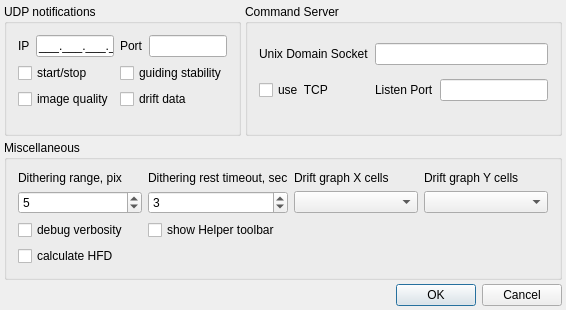
Qt form lin_guider/ui/settings.ui (rumengb/lin_guider) before a commit.
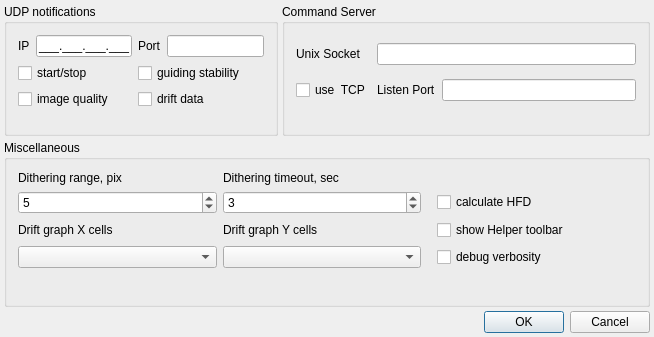
The same form after that commit.

Commit message: manin window geomrty fix, setup UI rearrange

```diff
--- a/lin_guider/ui/settings.ui
+++ b/lin_guider/ui/settings.ui
@@ -6,8 +6,8 @@
    <rect>
     <x>0</x>
     <y>0</y>
-    <width>528</width>
-    <height>305</height>
+    <width>654</width>
+    <height>337</height>
    </rect>
   </property>
   <property name="minimumSize">
@@ -26,12 +26,52 @@
    <string>settings</string>
   </property>
   <layout class="QGridLayout" name="gridLayout">
-   <property name="margin">
+   <property name="leftMargin">
+    <number>4</number>
+   </property>
+   <property name="topMargin">
+    <number>4</number>
+   </property>
+   <property name="rightMargin">
+    <number>4</number>
+   </property>
+   <property name="bottomMargin">
     <number>4</number>
    </property>
    <property name="spacing">
     <number>4</number>
    </property>
+   <item row="3" column="0" colspan="3">
+    <layout class="QHBoxLayout" name="horizontalLayout_2">
+     <item>
+      <spacer name="horizontalSpacer">
+       <property name="orientation">
+        <enum>Qt::Horizontal</enum>
+       </property>
+       <property name="sizeHint" stdset="0">
+        <size>
+         <width>221</width>
+         <height>20</height>
+        </size>
+       </property>
+      </spacer>
+     </item>
+     <item>
+      <widget class="QPushButton" name="pushButton_OK">
+       <property name="text">
+        <string>OK</string>
+       </property>
+      </widget>
+     </item>
+     <item>
+      <widget class="QPushButton" name="pushButton_Cancel">
+       <property name="text">
+        <string>Cancel</string>
+       </property>
+      </widget>
+     </item>
+    </layout>
+   </item>
    <item row="0" column="0" colspan="2">
     <widget class="QGroupBox" name="groupBox_UDPNotifications">
      <property name="title">
@@ -54,7 +94,7 @@
       <item row="0" column="3">
        <widget class="QLineEdit" name="lineEdit_Port">
         <property name="inputMask">
-         <string>00000; </string>
+         <string>00000</string>
         </property>
        </widget>
       </item>
@@ -79,20 +119,6 @@
         </property>
        </widget>
       </item>
-      <item row="0" column="1">
-       <widget class="QLineEdit" name="lineEdit_IP">
-        <property name="inputMask">
-         <string>000.000.000.000;_</string>
-        </property>
-       </widget>
-      </item>
-      <item row="0" column="2">
-       <widget class="QLabel" name="l_2">
-        <property name="text">
-         <string>Port</string>
-        </property>
-       </widget>
-      </item>
       <item row="2" column="0" colspan="2">
        <widget class="QCheckBox" name="checkBox_StartStop">
         <property name="text">
@@ -100,7 +126,21 @@
         </property>
        </widget>
       </item>
-      <item row="5" column="0" colspan="4">
+      <item row="0" column="2">
+       <widget class="QLabel" name="l_2">
+        <property name="text">
+         <string>Port</string>
+        </property>
+       </widget>
+      </item>
+      <item row="0" column="1">
+       <widget class="QLineEdit" name="lineEdit_IP">
+        <property name="inputMask">
+         <string>000.000.000.000;_</string>
+        </property>
+       </widget>
+      </item>
+      <item row="5" column="0" colspan="3">
        <spacer name="verticalSpacer">
         <property name="orientation">
          <enum>Qt::Vertical</enum>
@@ -137,28 +177,7 @@
       <bool>false</bool>
      </property>
      <layout class="QGridLayout" name="gridLayout_5">
-      <item row="1" column="0">
-       <widget class="QCheckBox" name="checkBox_useTCP">
-        <property name="text">
-         <string>use  TCP</string>
-        </property>
-       </widget>
-      </item>
-      <item row="1" column="2">
-       <widget class="QLineEdit" name="lineEdit_TCPPort">
-        <property name="inputMask">
-         <string>00000; </string>
-        </property>
-       </widget>
-      </item>
-      <item row="1" column="1">
-       <widget class="QLabel" name="l_lport">
-        <property name="text">
-         <string>Listen Port</string>
-        </property>
-       </widget>
-      </item>
-      <item row="0" column="1" colspan="2">
+      <item row="0" column="3" colspan="2">
        <widget class="QLineEdit" name="lineEdit_lsocket">
         <property name="inputMask">
          <string/>
@@ -168,14 +187,35 @@
         </property>
        </widget>
       </item>
+      <item row="4" column="0">
+       <widget class="QCheckBox" name="checkBox_useTCP">
+        <property name="text">
+         <string>use  TCP</string>
+        </property>
+       </widget>
+      </item>
       <item row="0" column="0">
        <widget class="QLabel" name="l_lsocket">
         <property name="text">
-         <string>Unix Domain Socket</string>
+         <string>Unix Socket</string>
         </property>
        </widget>
       </item>
-      <item row="2" column="0" colspan="3">
+      <item row="4" column="3">
+       <widget class="QLabel" name="l_lport">
+        <property name="text">
+         <string>Listen Port</string>
+        </property>
+       </widget>
+      </item>
+      <item row="4" column="4">
+       <widget class="QLineEdit" name="lineEdit_TCPPort">
+        <property name="inputMask">
+         <string>00000</string>
+        </property>
+       </widget>
+      </item>
+      <item row="12" column="0">
        <spacer name="verticalSpacer_2">
         <property name="orientation">
          <enum>Qt::Vertical</enum>
@@ -194,50 +234,22 @@
      </layout>
     </widget>
    </item>
-   <item row="3" column="0" colspan="3">
-    <layout class="QHBoxLayout" name="horizontalLayout_2">
-     <item>
-      <spacer name="horizontalSpacer">
-       <property name="orientation">
-        <enum>Qt::Horizontal</enum>
-       </property>
-       <property name="sizeHint" stdset="0">
-        <size>
-         <width>221</width>
-         <height>20</height>
-        </size>
-       </property>
-      </spacer>
-     </item>
-     <item>
-      <widget class="QPushButton" name="pushButton_OK">
-       <property name="text">
-        <string>OK</string>
-       </property>
-      </widget>
-     </item>
-     <item>
-      <widget class="QPushButton" name="pushButton_Cancel">
-       <property name="text">
-        <string>Cancel</string>
-       </property>
-      </widget>
-     </item>
-    </layout>
-   </item>
    <item row="2" column="0" colspan="3">
     <widget class="QGroupBox" name="groupBox_Misc">
      <property name="title">
       <string>Miscellaneous</string>
      </property>
      <layout class="QGridLayout" name="gridLayout_2">
-      <item row="6" column="0">
+      <item row="7" column="3">
        <widget class="QCheckBox" name="checkBox_DBGVerbosity">
         <property name="text">
          <string>debug verbosity</string>
         </property>
        </widget>
       </item>
+      <item row="7" column="0">
+       <widget class="QComboBox" name="comboBox_DriftGraph_nx"/>
+      </item>
       <item row="5" column="0">
        <widget class="QSpinBox" name="spinBox_DitherRange">
         <property name="minimum">
@@ -254,7 +266,7 @@
       <item row="1" column="1">
        <widget class="QLabel" name="label_2">
         <property name="text">
-         <string>Dithering rest timeout, sec</string>
+         <string>Dithering timeout, sec</string>
         </property>
        </widget>
       </item>
@@ -275,7 +287,7 @@
         </property>
        </widget>
       </item>
-      <item row="8" column="0">
+      <item row="10" column="0">
        <spacer name="verticalSpacer_3">
         <property name="orientation">
          <enum>Qt::Vertical</enum>
@@ -288,40 +300,53 @@
         </property>
        </spacer>
       </item>
-      <item row="7" column="0">
-       <widget class="QCheckBox" name="checkBox_HFD_on">
-        <property name="text">
-         <string>calculate HFD</string>
-        </property>
-       </widget>
-      </item>
-      <item row="6" column="1">
-       <widget class="QCheckBox" name="checkBox_ShowHelperTB">
-        <property name="text">
-         <string>show Helper toolbar</string>
-        </property>
-       </widget>
-      </item>
-      <item row="5" column="2">
-       <widget class="QComboBox" name="comboBox_DriftGraph_nx"/>
-      </item>
-      <item row="5" column="3">
-       <widget class="QComboBox" name="comboBox_DriftGraph_ny"/>
-      </item>
-      <item row="1" column="2">
+      <item row="6" column="0">
        <widget class="QLabel" name="label_3">
         <property name="text">
          <string>Drift graph X cells</string>
         </property>
        </widget>
       </item>
-      <item row="1" column="3">
+      <item row="5" column="2">
+       <spacer name="horizontalSpacer_2">
+        <property name="orientation">
+         <enum>Qt::Horizontal</enum>
+        </property>
+        <property name="sizeType">
+         <enum>QSizePolicy::Fixed</enum>
+        </property>
+        <property name="sizeHint" stdset="0">
+         <size>
+          <width>10</width>
+          <height>20</height>
+         </size>
+        </property>
+       </spacer>
+      </item>
+      <item row="6" column="1">
        <widget class="QLabel" name="label_4">
         <property name="text">
          <string>Drift graph Y cells</string>
         </property>
        </widget>
       </item>
+      <item row="7" column="1">
+       <widget class="QComboBox" name="comboBox_DriftGraph_ny"/>
+      </item>
+      <item row="6" column="3">
+       <widget class="QCheckBox" name="checkBox_ShowHelperTB">
+        <property name="text">
+         <string>show Helper toolbar</string>
+        </property>
+       </widget>
+      </item>
+      <item row="5" column="3">
+       <widget class="QCheckBox" name="checkBox_HFD_on">
+        <property name="text">
+         <string>calculate HFD</string>
+        </property>
+       </widget>
+      </item>
      </layout>
     </widget>
    </item>
```
Left out of the diff: 6 changed lines with no effect on the pictures. The commit also changes 1 other file.
